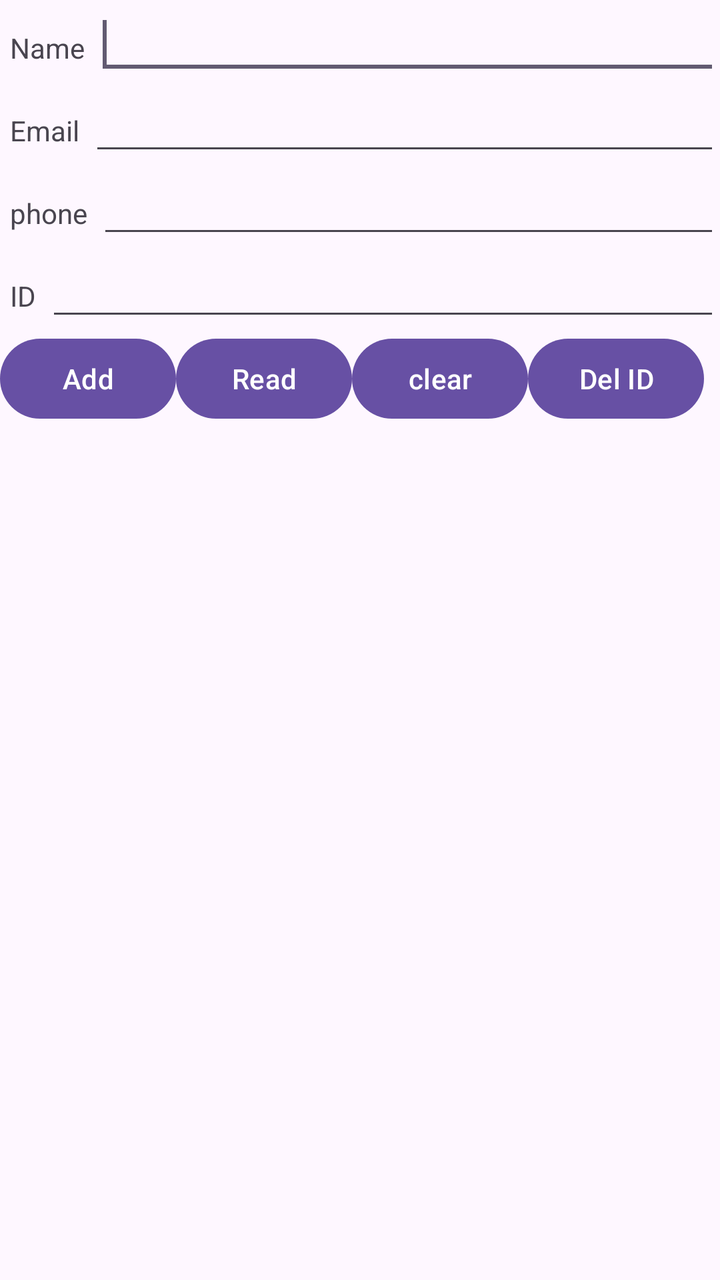
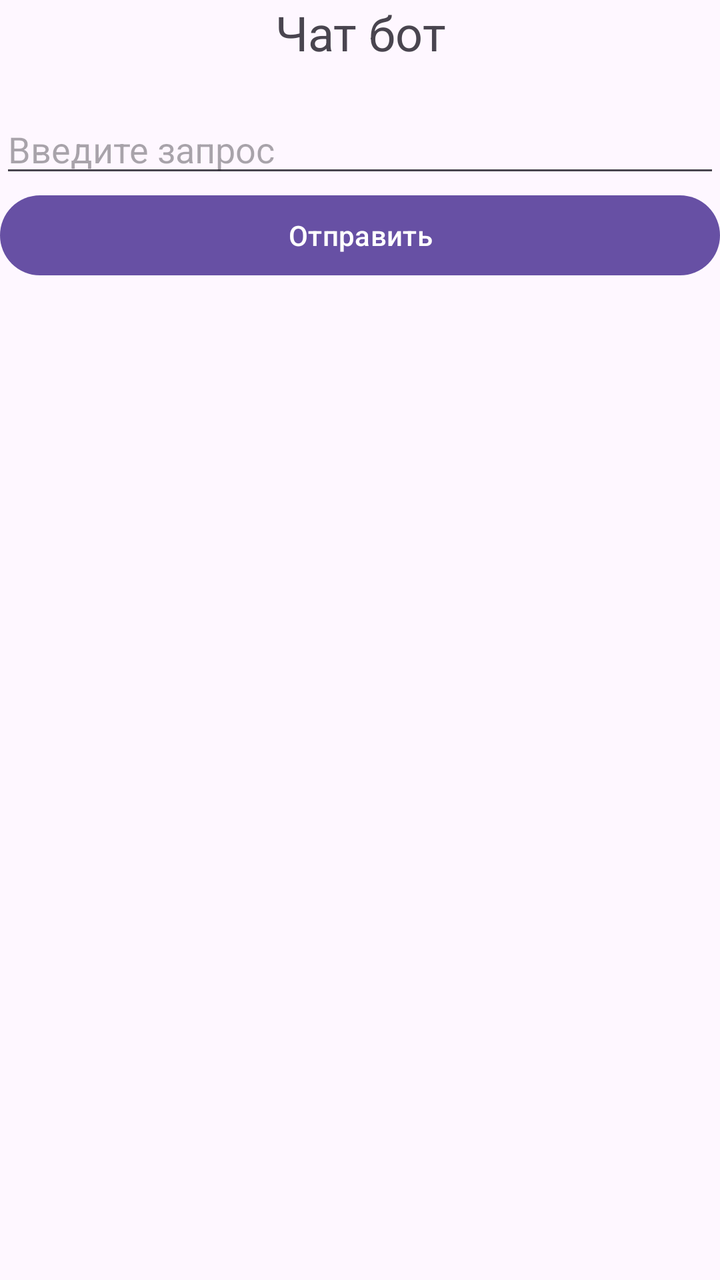

An Android layout rendered at two revisions. The XML below is the earlier revision; the diff shows what the commit changed to produce the second picture.
<!-- AndroidManifest.xml: application theme Theme.TestApk -->
<!-- res/layout/activity_main.xml -->
<?xml version="1.0" encoding="utf-8"?>
<LinearLayout xmlns:android="http://schemas.android.com/apk/res/android"
    xmlns:tools="http://schemas.android.com/tools"
    xmlns:app="http://schemas.android.com/apk/res-auto"
    android:id="@+id/main"
    android:layout_width="match_parent"
    android:layout_height="match_parent"
    android:orientation="vertical"
    android:layout_marginTop="30dp"
    tools:context=".MainActivity">

   <LinearLayout
       android:layout_width="match_parent"
       android:layout_height="wrap_content">

       <TextView
           android:layout_width="wrap_content"
           android:layout_height="wrap_content"
           android:text="Name"
           android:layout_marginLeft="5dp"
           android:layout_marginRight="5dp"/>

       <EditText
           android:id="@+id/etName"
           android:layout_width="wrap_content"
           android:layout_height="wrap_content"
           android:layout_weight="1">

           <requestFocus>
           </requestFocus>
       </EditText>
   </LinearLayout>

    <LinearLayout
        android:layout_width="match_parent"
        android:layout_height="wrap_content">

        <TextView
            android:layout_width="wrap_content"
            android:layout_height="wrap_content"
            android:text="Email"
            android:layout_marginLeft="5dp"
            android:layout_marginRight="5dp"/>

        <EditText
            android:id="@+id/etEmail"
            android:layout_width="wrap_content"
            android:layout_height="wrap_content"
            android:layout_weight="1">
        </EditText>
    </LinearLayout>

    <LinearLayout
        android:layout_width="match_parent"
        android:layout_height="wrap_content">

        <TextView
            android:layout_width="wrap_content"
            android:layout_height="wrap_content"
            android:text="phone"
            android:layout_marginLeft="5dp"
            android:layout_marginRight="5dp"/>

        <EditText
            android:id="@+id/etPhone"
            android:layout_width="wrap_content"
            android:layout_height="wrap_content"
            android:layout_weight="1">
        </EditText>
    </LinearLayout>


    <LinearLayout
        android:layout_width="match_parent"
        android:layout_height="wrap_content">

        <TextView
            android:layout_width="wrap_content"
            android:layout_height="wrap_content"
            android:text="ID"
            android:layout_marginLeft="5dp"
            android:layout_marginRight="5dp"/>

        <EditText
            android:id="@+id/etID"
            android:layout_width="wrap_content"
            android:layout_height="wrap_content"
            android:layout_weight="1">
        </EditText>
    </LinearLayout>

    <LinearLayout
        android:layout_width="match_parent"
        android:layout_height="wrap_content">

       <Button
           android:id="@+id/btnAdd"
           android:layout_width="wrap_content"
           android:text="Add"
           android:layout_height="wrap_content"/>

        <Button
            android:id="@+id/btnRead"
            android:layout_width="wrap_content"
            android:layout_height="wrap_content"
            android:text="Read"/>

        <Button
            android:id="@+id/btnClear"
            android:layout_width="wrap_content"
            android:layout_height="wrap_content"
            android:text="clear"/>

        <Button
            android:id="@+id/btnId"
            android:layout_width="wrap_content"
            android:layout_height="wrap_content"
            android:text="Del ID"/>


    </LinearLayout>
</LinearLayout>
<!-- resources referenced by this layout -->
<resources>
  <style name="Theme.TestApk" parent="Base.Theme.TestApk" />
  <style name="Base.Theme.TestApk" parent="Theme.Material3.DayNight.NoActionBar">
          
          
      </style>
</resources>

<!-- the commit's change to res/layout/activity_main.xml (unified diff, before → after) -->
@@ -9,114 +9,37 @@
     android:layout_marginTop="30dp"
     tools:context=".MainActivity">
 
-   <LinearLayout
-       android:layout_width="match_parent"
-       android:layout_height="wrap_content">
+    <TextView
+        android:layout_width="match_parent"
+        android:layout_height="wrap_content"
+        android:text="Чат бот"
+        android:textSize="24sp"
+        android:gravity="center"
+        android:layout_marginBottom="20dp"/>
 
-       <TextView
-           android:layout_width="wrap_content"
-           android:layout_height="wrap_content"
-           android:text="Name"
-           android:layout_marginLeft="5dp"
-           android:layout_marginRight="5dp"/>
+    <EditText
+        android:id="@+id/editText"
+        android:layout_width="match_parent"
+        android:layout_height="wrap_content"
+        android:hint="Введите запрос"
+        android:inputType="textCapWords"/>
+    <Button
+        android:id="@+id/button"
+        android:layout_width="match_parent"
+        android:layout_height="wrap_content"
+        android:text="Отправить"/>
 
-       <EditText
-           android:id="@+id/etName"
-           android:layout_width="wrap_content"
-           android:layout_height="wrap_content"
-           android:layout_weight="1">
-
-           <requestFocus>
-           </requestFocus>
-       </EditText>
-   </LinearLayout>
-
-    <LinearLayout
+    <ScrollView
         android:layout_width="match_parent"
-        android:layout_height="wrap_content">
+        android:layout_height="match_parent">
 
         <TextView
-            android:layout_width="wrap_content"
+            android:id="@+id/textView"
+            android:layout_width="match_parent"
             android:layout_height="wrap_content"
-            android:text="Email"
-            android:layout_marginLeft="5dp"
-            android:layout_marginRight="5dp"/>
+            android:textSize="18sp"
+            android:layout_marginTop="20dp"/>
 
-        <EditText
-            android:id="@+id/etEmail"
-            android:layout_width="wrap_content"
-            android:layout_height="wrap_content"
-            android:layout_weight="1">
-        </EditText>
-    </LinearLayout>
+    </ScrollView>
 
-    <LinearLayout
-        android:layout_width="match_parent"
-        android:layout_height="wrap_content">
-
-        <TextView
-            android:layout_width="wrap_content"
-            android:layout_height="wrap_content"
-            android:text="phone"
-            android:layout_marginLeft="5dp"
-            android:layout_marginRight="5dp"/>
-
-        <EditText
-            android:id="@+id/etPhone"
-            android:layout_width="wrap_content"
-            android:layout_height="wrap_content"
-            android:layout_weight="1">
-        </EditText>
-    </LinearLayout>
-
-
-    <LinearLayout
-        android:layout_width="match_parent"
-        android:layout_height="wrap_content">
-
-        <TextView
-            android:layout_width="wrap_content"
-            android:layout_height="wrap_content"
-            android:text="ID"
-            android:layout_marginLeft="5dp"
-            android:layout_marginRight="5dp"/>
-
-        <EditText
-            android:id="@+id/etID"
-            android:layout_width="wrap_content"
-            android:layout_height="wrap_content"
-            android:layout_weight="1">
-        </EditText>
-    </LinearLayout>
-
-    <LinearLayout
-        android:layout_width="match_parent"
-        android:layout_height="wrap_content">
-
-       <Button
-           android:id="@+id/btnAdd"
-           android:layout_width="wrap_content"
-           android:text="Add"
-           android:layout_height="wrap_content"/>
-
-        <Button
-            android:id="@+id/btnRead"
-            android:layout_width="wrap_content"
-            android:layout_height="wrap_content"
-            android:text="Read"/>
-
-        <Button
-            android:id="@+id/btnClear"
-            android:layout_width="wrap_content"
-            android:layout_height="wrap_content"
-            android:text="clear"/>
-
-        <Button
-            android:id="@+id/btnId"
-            android:layout_width="wrap_content"
-            android:layout_height="wrap_content"
-            android:text="Del ID"/>
-
-
-    </LinearLayout>
 </LinearLayout>
